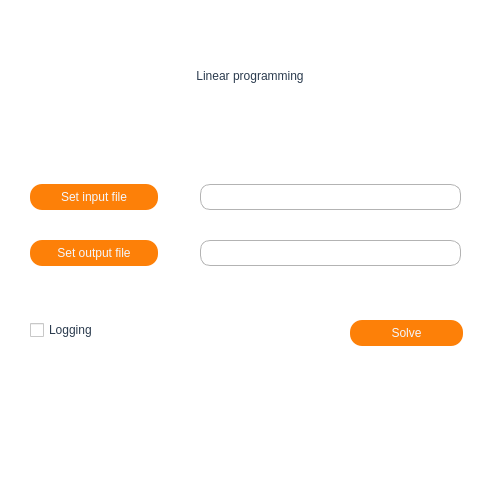
Qt form interface.ui (pavdmit/plr) before a commit.
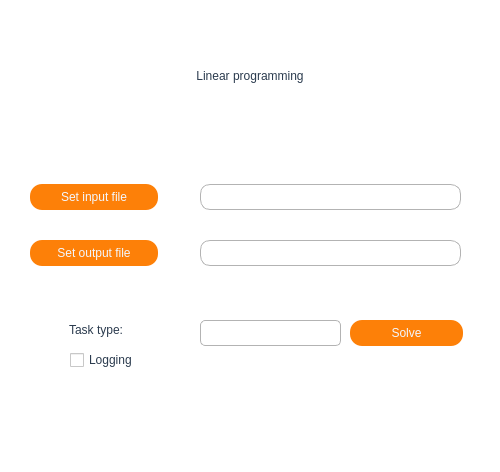
The same form after that commit.

Commit message: Interface changed, added linear and linear fractional programming, logging bug fixes

Patch:
```diff
--- a/interface.ui
+++ b/interface.ui
@@ -7,7 +7,7 @@
     <x>0</x>
     <y>0</y>
     <width>500</width>
-    <height>500</height>
+    <height>472</height>
    </rect>
   </property>
   <property name="windowTitle">
@@ -195,8 +195,8 @@
    <widget class="QCheckBox" name="logging_checkbox">
     <property name="geometry">
      <rect>
-      <x>30</x>
-      <y>320</y>
+      <x>70</x>
+      <y>350</y>
       <width>87</width>
       <height>20</height>
      </rect>
@@ -209,6 +209,58 @@
      <string>Logging</string>
     </property>
    </widget>
+   <widget class="QComboBox" name="task_cb">
+    <property name="geometry">
+     <rect>
+      <x>200</x>
+      <y>320</y>
+      <width>141</width>
+      <height>26</height>
+     </rect>
+    </property>
+    <property name="minimumSize">
+     <size>
+      <width>0</width>
+      <height>26</height>
+     </size>
+    </property>
+    <property name="maximumSize">
+     <size>
+      <width>16777215</width>
+      <height>26</height>
+     </size>
+    </property>
+    <property name="styleSheet">
+     <string notr="true">QComboBox {
+	border: 1px solid rgb(179, 179, 179);
+	border-radius: 5px;
+	font: 13pt &quot;Andale Mono&quot;;
+	color:rgb(43,59,78);
+}
+
+QComboBox::drop-down 
+{
+    border: 0px;
+}</string>
+    </property>
+   </widget>
+   <widget class="QLabel" name="label_2">
+    <property name="geometry">
+     <rect>
+      <x>69</x>
+      <y>320</y>
+      <width>91</width>
+      <height>20</height>
+     </rect>
+    </property>
+    <property name="styleSheet">
+     <string notr="true">font: 15pt &quot;Andale Mono&quot;;
+color:rgb(43,59,78);</string>
+    </property>
+    <property name="text">
+     <string>Task type:</string>
+    </property>
+   </widget>
   </widget>
  </widget>
  <resources/>
```
The commit also changes 2 other files.
